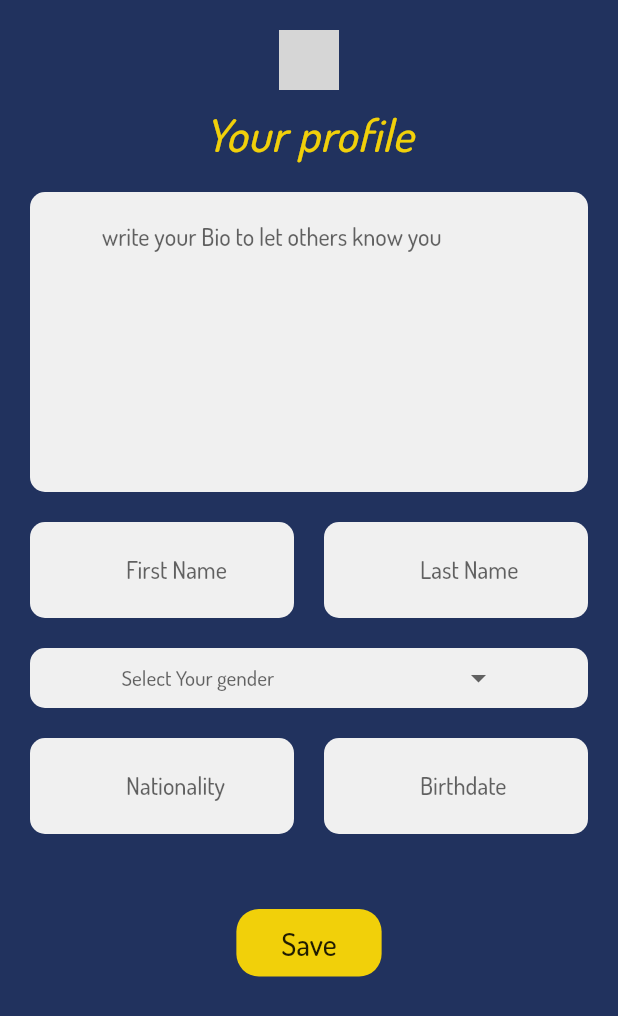
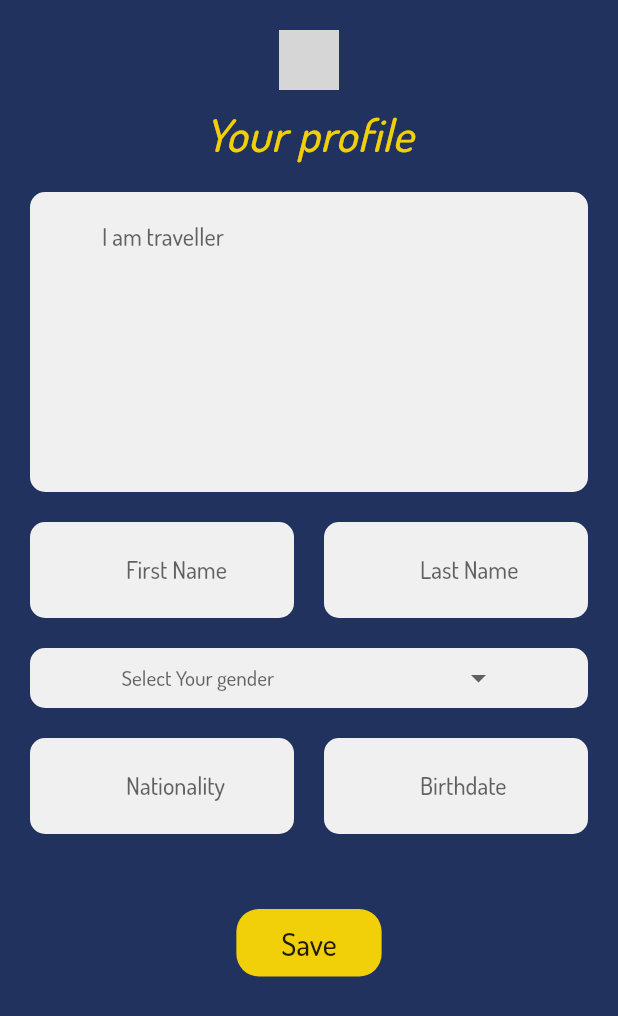
Before and after one commit to B6xb/Flutter_Weekend, a Flutter app: the ProfilePage screen opened directly, on a phone screen of 412 x 824 dp. Shown: the top 1016 px of the screen. Run offline on Flutter 3.47's test engine with Material 2 defaults, Android fonts, the phone set to English and light mode, and no system bars; drawn by our look-alikes of dropdown_button2; our stand-ins replace cloud_firestore, date_field, firebase_auth, firebase_core, flutter_riverpod, flutter_snake_navigationbar; accounts and stored records are empty; network calls fail; grey boxes are pictures that could not be loaded.

Commit message:
update profilePage

```diff
--- a/lib/main.dart
+++ b/lib/main.dart
@@ -9,6 +9,7 @@ import 'package:khawi/screens/offersPage.dart';
 import 'package:khawi/screens/ordersPage.dart';
 import 'package:khawi/screens/packagePage.dart';
 import 'package:firebase_core/firebase_core.dart';
+import 'package:khawi/screens/profilePage.dart';
 import 'package:khawi/util/database.dart';
 import 'firebase_options.dart';
 import 'screens/khawiSignIn.dart';
@@ -30,7 +31,7 @@ class MyApp extends StatelessWidget {
     return MaterialApp(
       theme: ThemeData(fontFamily: 'Dosis'),
       title: 'Khawi',
-      home: GetPage.getHomePage(),
+      home: ProfilePage(),
     );
   }
 }
--- a/lib/screens/profilePage.dart
+++ b/lib/screens/profilePage.dart
@@ -28,7 +28,7 @@ class _ProfilePageState extends State<ProfilePage> {
     gender: "Male",
     balance: 100,
     birthDate: "12/1/1999",
-  );
+  )..bio = "I am traveller";
 
   final bioController = TextEditingController();
   final firstNController = TextEditingController();
@@ -77,9 +77,6 @@ class _ProfilePageState extends State<ProfilePage> {
                 height: 200,
                 child: TextField(
                   controller: bioController,
-                  onChanged: (ind) {
-                    bioController.text;
-                  },
                   cursorColor: kMainColor,
                   decoration: InputDecoration(
                       border:
@@ -88,7 +85,7 @@ class _ProfilePageState extends State<ProfilePage> {
                         padding: EdgeInsets.all(20.0),
                       ),
                       fillColor: kColor,
-                      hintText: 'write your Bio to let others know you'),
+                      hintText: tourist.bio),
                 ),
               ),
               const SizedBox(
--- a/lib/util/database.dart
+++ b/lib/util/database.dart
@@ -1,5 +1,3 @@
-import 'dart:html';
-
 import 'package:cloud_firestore/cloud_firestore.dart';
 import 'package:flutter/cupertino.dart';
 import 'package:khawi/classes/khawi.dart';
```
